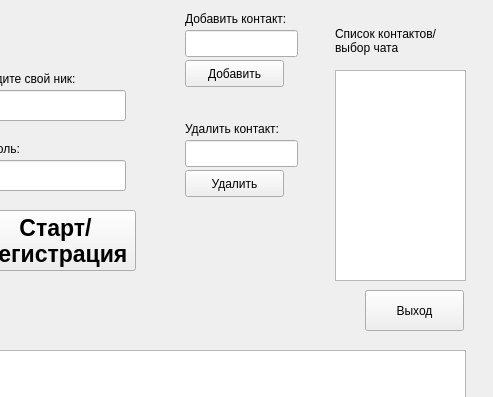
Old version of the form client_form.ui in the repository Arsenky/Asynchronous_chat; both pictures show x 405 to 898 and y 0 to 397 of the 898 by 687 pixel window.
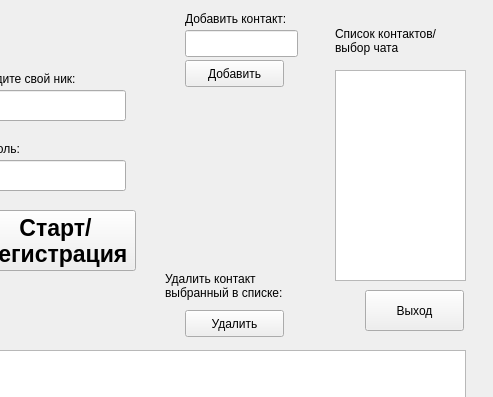
New version of the form.

The edit to the form file:
```diff
--- a/client_form.ui
+++ b/client_form.ui
@@ -220,21 +220,22 @@
    <widget class="QLabel" name="del_contact_label">
     <property name="geometry">
      <rect>
-      <x>590</x>
-      <y>120</y>
-      <width>131</width>
-      <height>17</height>
+      <x>570</x>
+      <y>270</y>
+      <width>151</width>
+      <height>31</height>
      </rect>
     </property>
     <property name="text">
-     <string>Удалить контакт:</string>
+     <string>Удалить контакт 
+выбранный в списке:</string>
     </property>
    </widget>
    <widget class="QPushButton" name="del_contact_button">
     <property name="geometry">
      <rect>
       <x>590</x>
-      <y>170</y>
+      <y>310</y>
       <width>99</width>
       <height>27</height>
      </rect>
@@ -243,16 +244,6 @@
      <string>Удалить</string>
     </property>
    </widget>
-   <widget class="QLineEdit" name="del_contact_lineEdit">
-    <property name="geometry">
-     <rect>
-      <x>590</x>
-      <y>140</y>
-      <width>113</width>
-      <height>27</height>
-     </rect>
-    </property>
-   </widget>
    <widget class="QLabel" name="contacts_list_label">
     <property name="geometry">
      <rect>
```
